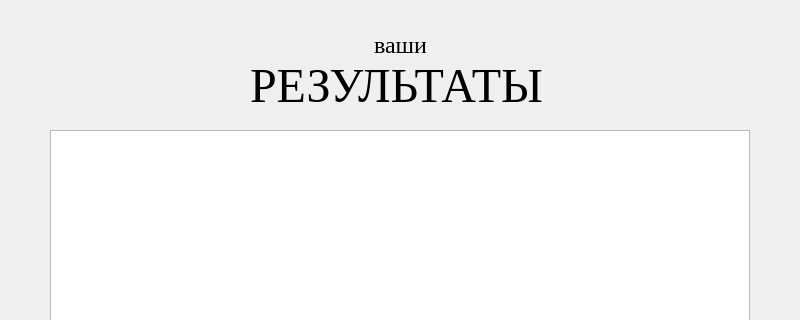
Qt form ExamClient/StatisticsWindow.ui (Half-dirty/ExamSem) before a commit; both pictures show x 0 to 800 and y 0 to 320 of the 800 by 600 pixel window.
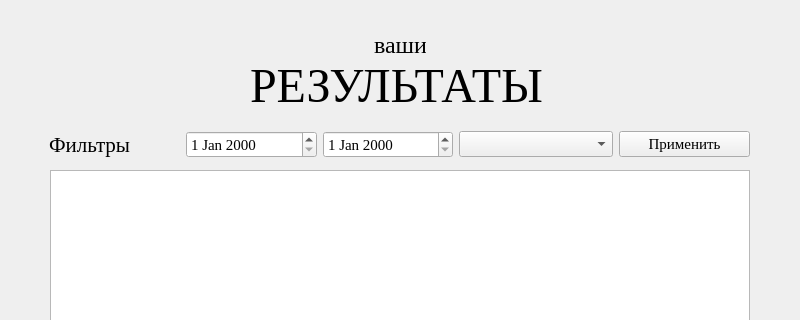
The same form after that commit.

Commit message: Add final updates: new client/server features (password change, filters, multiperson)

```diff
--- a/ExamClient/StatisticsWindow.ui
+++ b/ExamClient/StatisticsWindow.ui
@@ -36,9 +36,9 @@
    <property name="geometry">
     <rect>
      <x>50</x>
-     <y>130</y>
+     <y>170</y>
      <width>700</width>
-     <height>331</height>
+     <height>291</height>
     </rect>
    </property>
    <property name="font">
@@ -86,6 +86,83 @@
     <string>ваши</string>
    </property>
   </widget>
+  <widget class="QWidget" name="horizontalLayoutWidget">
+   <property name="geometry">
+    <rect>
+     <x>49</x>
+     <y>119</y>
+     <width>701</width>
+     <height>51</height>
+    </rect>
+   </property>
+   <layout class="QHBoxLayout" name="horizontalLayout">
+    <item>
+     <widget class="QLabel" name="label_3">
+      <property name="font">
+       <font>
+        <family>Times New Roman</family>
+        <pointsize>16</pointsize>
+       </font>
+      </property>
+      <property name="text">
+       <string>Фильтры</string>
+      </property>
+     </widget>
+    </item>
+    <item>
+     <widget class="QDateEdit" name="dateFromEdit">
+      <property name="font">
+       <font>
+        <family>Times New Roman</family>
+        <pointsize>11</pointsize>
+       </font>
+      </property>
+     </widget>
+    </item>
+    <item>
+     <widget class="QDateEdit" name="dateToEdit">
+      <property name="font">
+       <font>
+        <family>Times New Roman</family>
+        <pointsize>11</pointsize>
+       </font>
+      </property>
+     </widget>
+    </item>
+    <item>
+     <widget class="QComboBox" name="subjectComboBox">
+      <property name="font">
+       <font>
+        <family>Times New Roman</family>
+        <pointsize>11</pointsize>
+       </font>
+      </property>
+      <property name="currentIndex">
+       <number>-1</number>
+      </property>
+      <property name="minimumContentsLength">
+       <number>11</number>
+      </property>
+      <property name="placeholderText">
+       <string>Выберите предмет</string>
+      </property>
+     </widget>
+    </item>
+    <item>
+     <widget class="QPushButton" name="applyFilterButton">
+      <property name="font">
+       <font>
+        <family>Times New Roman</family>
+        <pointsize>11</pointsize>
+       </font>
+      </property>
+      <property name="text">
+       <string>Применить</string>
+      </property>
+     </widget>
+    </item>
+   </layout>
+  </widget>
  </widget>
  <resources/>
  <connections/>
```
The commit also changes 144 other files.
